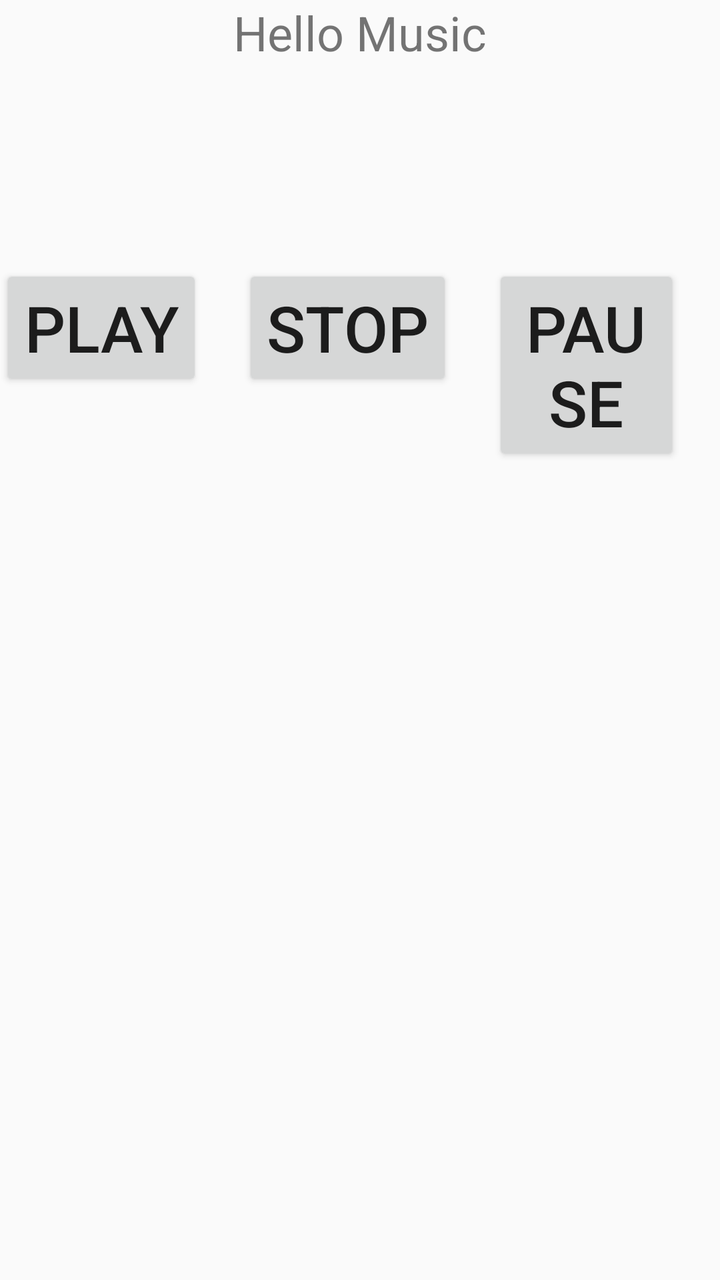
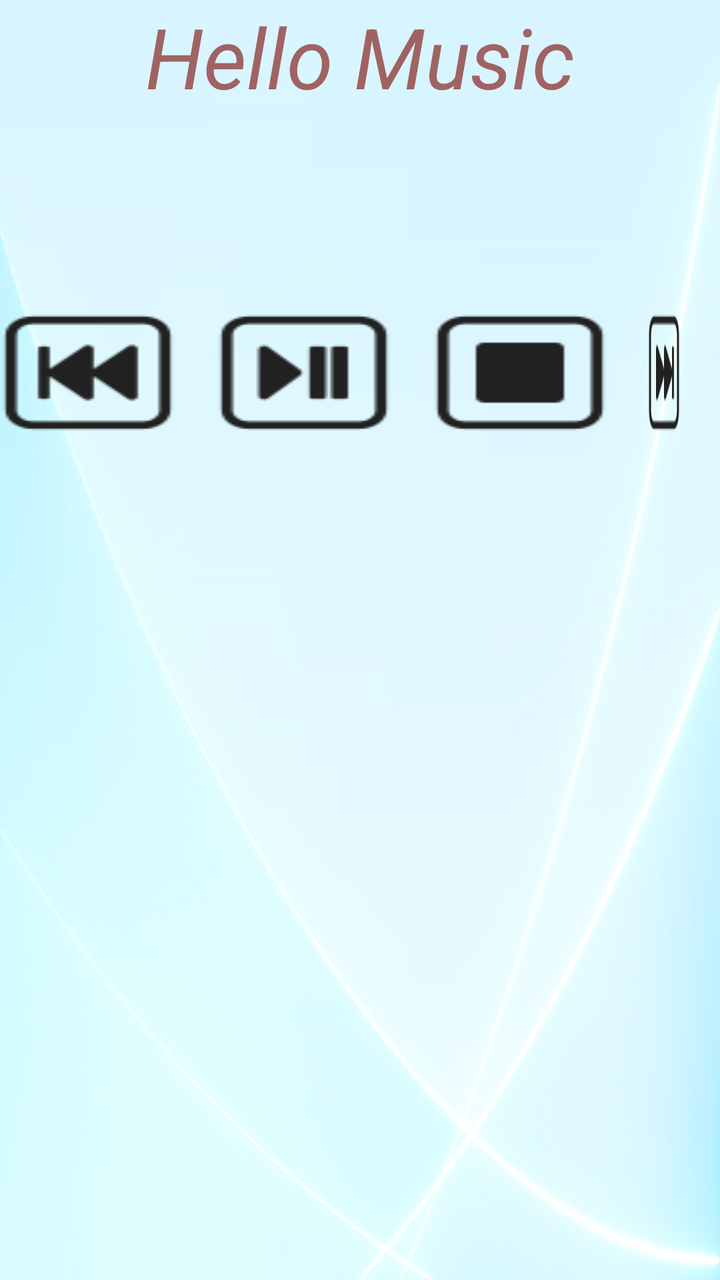

An Android layout rendered at two revisions. The XML below is the earlier revision; the diff shows what the commit changed to produce the second picture.
<!-- AndroidManifest.xml: application theme Theme.MediaHMI -->
<!-- res/layout/activity_main.xml -->
<?xml version="1.0" encoding="utf-8"?>
<LinearLayout
    xmlns:android="http://schemas.android.com/apk/res/android"
    xmlns:app="http://schemas.android.com/apk/res-auto"
    xmlns:tools="http://schemas.android.com/tools"
    android:layout_width="match_parent"
    android:layout_height="match_parent"
    android:orientation="vertical"
    android:id="@+id/main"
    tools:context=".activity.MainActivity">

    <TextView
        android:id="@+id/helloText"
        android:layout_width="wrap_content"
        android:layout_height="wrap_content"
        android:text="@string/hello_world"
        android:layout_gravity="center"
        android:textSize="24sp" />

    <LinearLayout
        android:layout_width="wrap_content"
        android:layout_height="wrap_content"
        android:layout_gravity="center"
        android:layout_marginTop="100dp"
        android:orientation="horizontal">

    <Button
        android:id="@+id/play"
        android:layout_width="wrap_content"
        android:layout_height="wrap_content"
        android:layout_marginEnd="20dp"
        android:text="@string/play"
        android:textSize="32sp"/>

        <Button
            android:id="@+id/stop"
            android:layout_width="wrap_content"
            android:layout_height="wrap_content"
            android:layout_marginEnd="20dp"
            android:text="@string/stop"
            android:textSize="32sp"/>

        <Button
            android:id="@+id/pause"
            android:layout_width="wrap_content"
            android:layout_height="wrap_content"
            android:layout_marginEnd="20dp"
            android:text="@string/pause"
            android:textSize="32sp"/>

        <Button
            android:id="@+id/previous"
            android:layout_width="wrap_content"
            android:layout_height="wrap_content"
            android:layout_marginEnd="20dp"
            android:text="@string/previous"
            android:textSize="32sp"/>

        <Button
            android:id="@+id/next"
            android:layout_width="wrap_content"
            android:layout_height="wrap_content"
            android:layout_marginEnd="20dp"
            android:text="@string/next"
            android:textSize="32sp"/>

    </LinearLayout>


</LinearLayout>
<!-- resources referenced by this layout -->
<resources>
  <string name="hello_world">Hello Music</string>
  <string name="next">Next</string>
  <string name="pause">Pause</string>
  <string name="play">Play</string>
  <string name="previous">Previous</string>
  <string name="stop">Stop</string>
  <style name="Theme.MediaHMI" parent="Theme.AppCompat.DayNight.NoActionBar" />
</resources>

<!-- the commit's change to res/layout/activity_main.xml (unified diff, before → after) -->
@@ -7,6 +7,7 @@
     android:layout_height="match_parent"
     android:orientation="vertical"
     android:id="@+id/main"
+    android:background="@drawable/background"
     tools:context=".activity.MainActivity">
 
     <TextView
@@ -15,7 +16,10 @@
         android:layout_height="wrap_content"
         android:text="@string/hello_world"
         android:layout_gravity="center"
-        android:textSize="24sp" />
+        android:textSize="42sp"
+        android:textStyle="italic"
+        android:textColor="#A06363"/>
+
 
     <LinearLayout
         android:layout_width="wrap_content"
@@ -24,45 +28,33 @@
         android:layout_marginTop="100dp"
         android:orientation="horizontal">
 
-    <Button
-        android:id="@+id/play"
-        android:layout_width="wrap_content"
-        android:layout_height="wrap_content"
-        android:layout_marginEnd="20dp"
-        android:text="@string/play"
-        android:textSize="32sp"/>
+        <Button
+            android:id="@+id/previous"
+            android:layout_width="wrap_content"
+            android:layout_height="wrap_content"
+            android:layout_marginEnd="20dp"
+            android:background="@drawable/previous" />
+
+        <Button
+            android:id="@+id/play_pause"
+            android:layout_width="wrap_content"
+            android:layout_height="wrap_content"
+            android:layout_marginEnd="20dp"
+            android:background="@drawable/play_pause"/>
 
         <Button
             android:id="@+id/stop"
             android:layout_width="wrap_content"
             android:layout_height="wrap_content"
             android:layout_marginEnd="20dp"
-            android:text="@string/stop"
-            android:textSize="32sp"/>
-
-        <Button
-            android:id="@+id/pause"
-            android:layout_width="wrap_content"
-            android:layout_height="wrap_content"
-            android:layout_marginEnd="20dp"
-            android:text="@string/pause"
-            android:textSize="32sp"/>
-
-        <Button
-            android:id="@+id/previous"
-            android:layout_width="wrap_content"
-            android:layout_height="wrap_content"
-            android:layout_marginEnd="20dp"
-            android:text="@string/previous"
-            android:textSize="32sp"/>
+            android:background="@drawable/stop"/>
 
         <Button
             android:id="@+id/next"
             android:layout_width="wrap_content"
             android:layout_height="wrap_content"
             android:layout_marginEnd="20dp"
-            android:text="@string/next"
-            android:textSize="32sp"/>
+            android:background="@drawable/next"/>
 
     </LinearLayout>
 
<!-- resource entries referenced after the edit -->
@@ -1,11 +1,11 @@
 <!-- resources referenced by this layout -->
 <resources>
+  <!-- drawable background: jpg bitmap (drawable, 534454 bytes) -->
+  <!-- drawable next: png bitmap (drawable, 1047 bytes) -->
+  <!-- drawable play_pause: png bitmap (drawable, 1092 bytes) -->
+  <!-- drawable previous: png bitmap (drawable, 1063 bytes) -->
+  <!-- drawable stop: png bitmap (drawable, 834 bytes) -->
   <string name="hello_world">Hello Music</string>
-  <string name="next">Next</string>
-  <string name="pause">Pause</string>
-  <string name="play">Play</string>
-  <string name="previous">Previous</string>
-  <string name="stop">Stop</string>
   <style name="Theme.MediaHMI" parent="Theme.AppCompat.DayNight.NoActionBar" />
 </resources>
 
